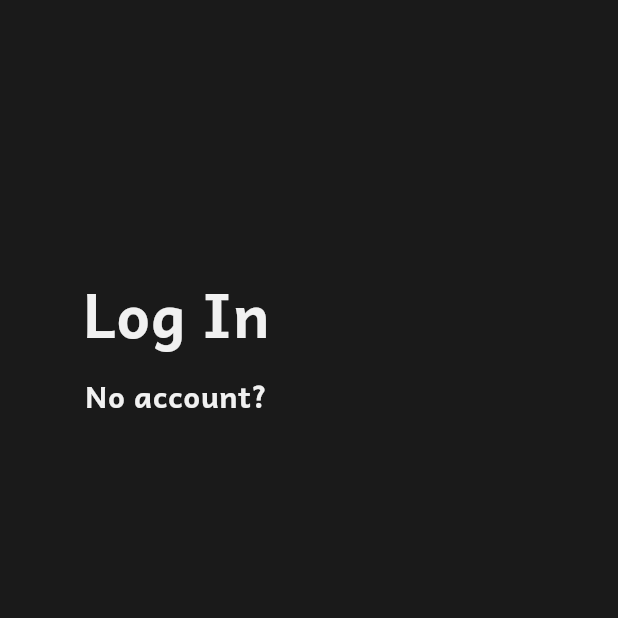
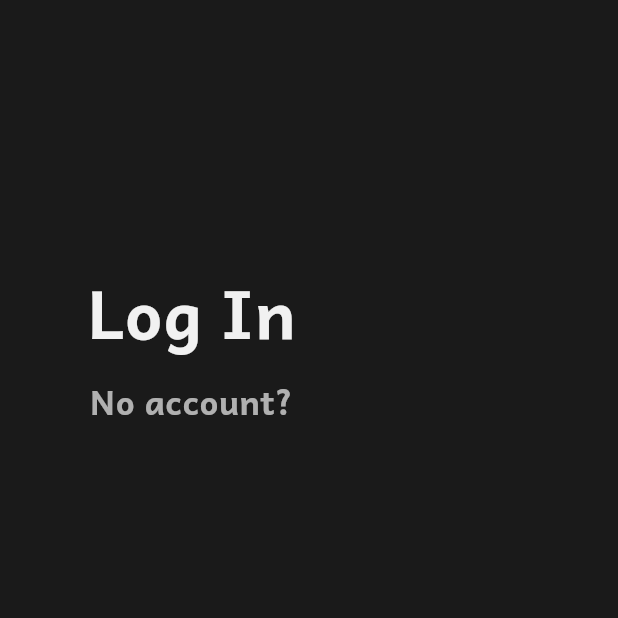
Before and after one commit to seungminhan2631/msdl, a Flutter app: the screen it shows after launch, on a phone screen of 412 x 824 dp, the top half of it. Run offline on Flutter 3.47's test engine with Material 3 defaults, Android fonts, the phone set to English and light mode, and no system bars.

Commit message:
update
MediaQuery의 반응형 스크린 선언과

```diff
--- a/lib/commons/widgets/toptitle.dart
+++ b/lib/commons/widgets/toptitle.dart
@@ -1,4 +1,5 @@
 import 'package:flutter/material.dart';
+import 'package:msdl/constants/size_config.dart';
 import 'package:msdl/msdl_theme.dart';
 
 class TopTitle extends StatelessWidget {
@@ -22,7 +23,7 @@ class TopTitle extends StatelessWidget {
       title,
       style: headlineLarge?.copyWith(
         //??로직은 짧게말하면, C= A??B 를 예를들면, C값=  초기값은 B, A로 설정한다면 C값은 A
-        fontSize: fontSize ?? 40,
+        fontSize: (fontSize ?? 40).w,
         fontWeight: fontWeight ?? FontWeight.bold,
         color: headlineLarge?.color?.withOpacity(opacity ?? 1.0),
       ),
--- /dev/null
+++ b/lib/constants/size_config.dart
@@ -0,0 +1,24 @@
+import 'package:flutter/widgets.dart';
+
+class SizeConfig {
+  static double screenWidth = 0;
+  static double screenHeight = 0;
+  static double scaleFactorWidth = 1;
+  static double scaleFactorHeight = 1;
+
+  static void init(BuildContext context) {
+    screenWidth = MediaQuery.of(context).size.width;
+    screenHeight = MediaQuery.of(context).size.height;
+    //figma의 iphone 14를 기준으로 함!!
+    const double baseWidth = 390.0;
+    const double baseHeight = 844.0;
+
+    scaleFactorWidth = screenWidth / baseWidth;
+    scaleFactorHeight = screenHeight / baseHeight;
+  }
+}
+
+extension SizeExtension on num {
+  double get w => this * SizeConfig.scaleFactorWidth;
+  double get h => this * SizeConfig.scaleFactorHeight;
+}
--- a/lib/features/screens/authentication/login_Screen.dart
+++ b/lib/features/screens/authentication/login_Screen.dart
@@ -1,6 +1,7 @@
 import 'package:flutter/material.dart';
 import 'package:msdl/commons/widgets/toptitle.dart';
 import 'package:msdl/constants/gaps.dart';
+import 'package:msdl/constants/size_config.dart';
 import 'package:msdl/msdl_theme.dart';
 
 class login_Screen extends StatelessWidget {
@@ -8,23 +9,28 @@ class login_Screen extends StatelessWidget {
   static const routeName = 'logIn';
   static const routeUrl = '/';
   final TextStyle? headlineStyle = msdlTheme.textTheme.headlineLarge;
+
   @override
   Widget build(BuildContext context) {
+    //MediaQuery 반응형 스크린 초기화
+    SizeConfig.init(context);
+
     return Scaffold(
       body: Padding(
-        padding: const EdgeInsets.symmetric(horizontal: 55, vertical: 180.0),
+        padding: EdgeInsets.symmetric(horizontal: 55.w, vertical: 180.h),
         child: Column(
           children: [
             TopTitle(
               title: "Log In",
-              fontSize: 40,
+              fontSize: 40.w,
               fontWeight: FontWeight.w700,
             ),
             Gaps.v12,
             TopTitle(
               title: "No account?",
-              fontSize: 20,
+              fontSize: 20.w,
               fontWeight: FontWeight.w700,
+              opacity: 0.7,
             ),
           ],
         ),
--- a/lib/main.dart
+++ b/lib/main.dart
@@ -9,8 +9,12 @@ void main() {
 
 class msdl extends StatelessWidget {
   const msdl({super.key});
+
   @override
   Widget build(BuildContext context) {
+    return LayoutBuilder(
+      // MediaQuery에 따른 반응형 UI
+      builder: (context, constraints) {
         return MaterialApp(
           debugShowCheckedModeBanner: false,
           theme: ThemeData(
@@ -21,6 +25,9 @@ class msdl extends StatelessWidget {
           initialRoute: "/",
           routes: {
             "/": (context) => login_Screen(),
+            "/chooseRole_Screen": (context) => ChooseRole(),
+          },
+        );
       },
     );
   }
```
Lines whose indentation alone changed are shown as unchanged.
